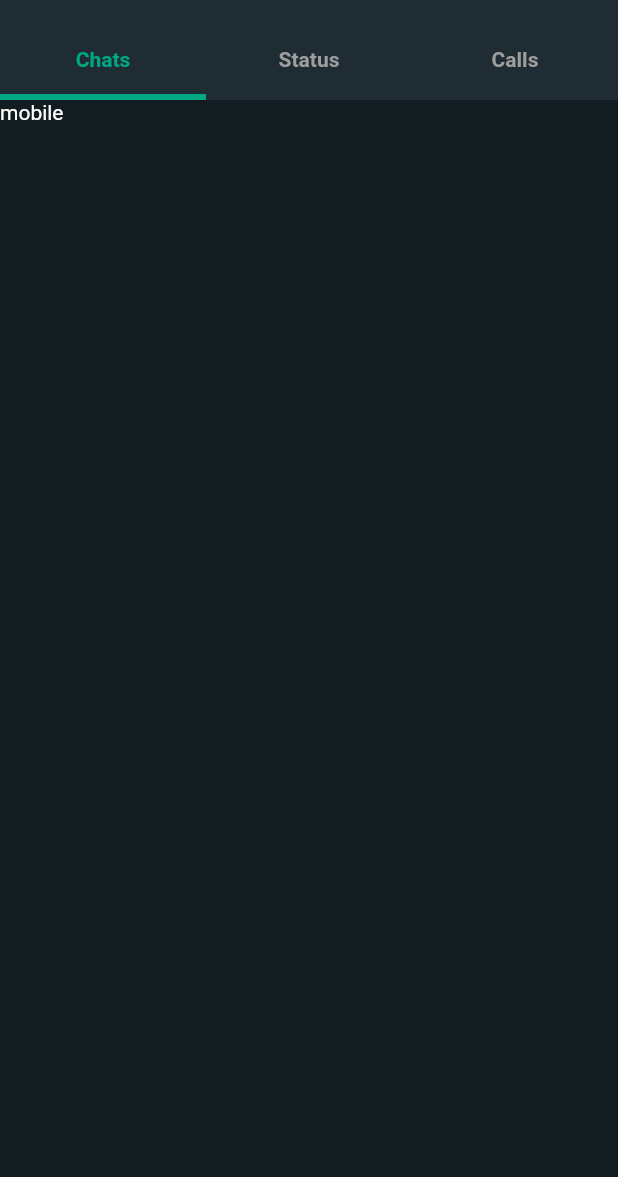
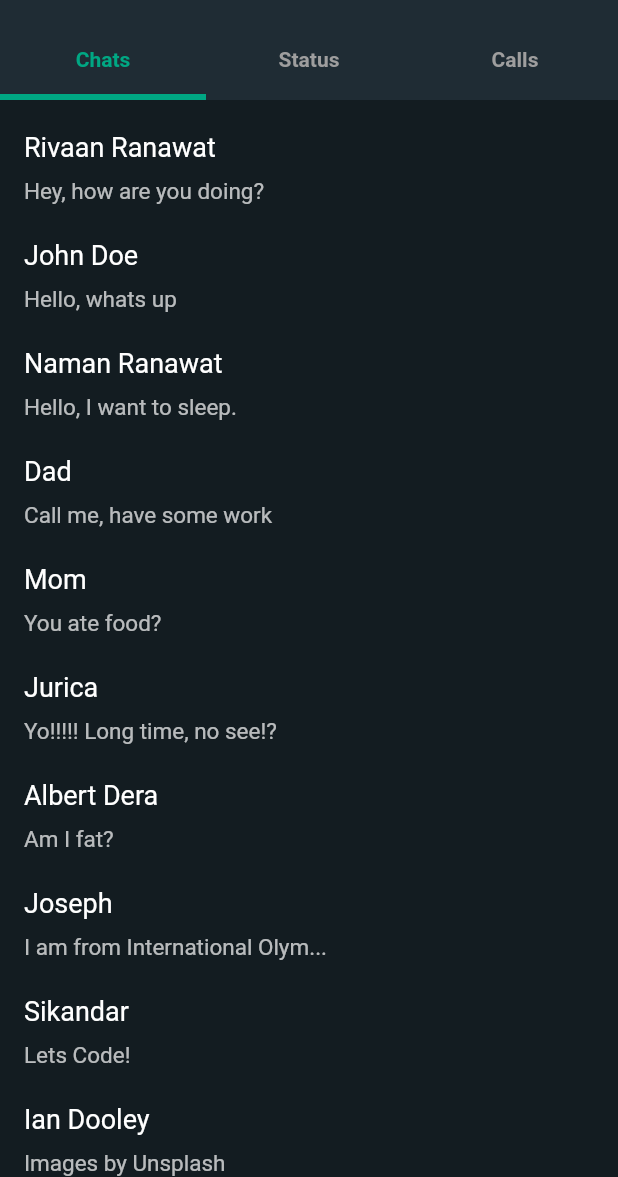
Before and after one commit to Sonal-1601/whatsapp_ui, a Flutter app: the screen it shows after launch, on a phone screen of 412 x 824 dp, the part 59-1236 px from its top. Run offline on Flutter 3.47's test engine with Material 2 defaults, Android fonts, the phone set to English and light mode, and no system bars.

Commit message:
add contacts list

```diff
--- /dev/null
+++ b/lib/info.dart
@@ -0,0 +1,122 @@
+const info = [
+  {
+    'name': 'Rivaan Ranawat',
+    'message': 'Hey, how are you doing?',
+    'time': '3:53 pm',
+    'profilePic':
+        'https://upload.wikimedia.org/wikipedia/commons/8/85/Elon_Musk_Royal_Society_%28crop1%29.jpg',
+  },
+  {
+    'name': 'John Doe',
+    'message': 'Hello, whats up',
+    'time': '2:25 pm',
+    'profilePic':
+        'https://www.socialketchup.in/wp-content/uploads/2020/05/fi-vill-JOHN-DOE.jpg',
+  },
+  {
+    'name': 'Naman Ranawat',
+    'message': 'Hello, I want to sleep.',
+    'time': '1:03 pm',
+    'profilePic':
+        'https://media.cntraveler.com/photos/60596b398f4452dac88c59f8/16:9/w_3999,h_2249,c_limit/MtFuji-GettyImages-959111140.jpg',
+  },
+  {
+    'name': 'Dad',
+    'message': 'Call me, have some work',
+    'time': '12:06 pm',
+    'profilePic':
+        'https://pbs.twimg.com/profile_images/1419974913260232732/Cy_CUavB.jpg',
+  },
+  {
+    'name': 'Mom',
+    'message': 'You ate food?',
+    'time': '10:00 am',
+    'profilePic':
+        'https://uploads.dailydot.com/2018/10/olli-the-polite-cat.jpg?auto=compress%2Cformat&ixlib=php-3.3.0',
+  },
+  {
+    'name': 'Jurica',
+    'message': 'Yo!!!!! Long time, no see!?',
+    'time': '9:53 am',
+    'profilePic':
+        'https://images.unsplash.com/photo-1500648767791-00dcc994a43e?ixlib=rb-1.2.1&ixid=MnwxMjA3fDB8MHxzZWFyY2h8Mnx8cmFuZG9tJTIwcGVvcGxlfGVufDB8fDB8fA%3D%3D&auto=format&fit=crop&w=900&q=60',
+  },
+  {
+    'name': 'Albert Dera',
+    'message': 'Am I fat?',
+    'time': '7:25 am',
+    'profilePic':
+        'https://images.unsplash.com/photo-1506794778202-cad84cf45f1d?ixlib=rb-1.2.1&ixid=MnwxMjA3fDB8MHxzZWFyY2h8NXx8cmFuZG9tJTIwcGVvcGxlfGVufDB8fDB8fA%3D%3D&auto=format&fit=crop&w=900&q=60',
+  },
+  {
+    'name': 'Joseph',
+    'message': 'I am from International Olym...',
+    'time': '6:02 am',
+    'profilePic':
+        'https://images.unsplash.com/photo-1507003211169-0a1dd7228f2d?ixlib=rb-1.2.1&ixid=MnwxMjA3fDB8MHxzZWFyY2h8M3x8cmFuZG9tJTIwcGVvcGxlfGVufDB8fDB8fA%3D%3D&auto=format&fit=crop&w=900&q=60',
+  },
+  {
+    'name': 'Sikandar',
+    'message': 'Lets Code!',
+    'time': '4:56 am',
+    'profilePic':
+        'https://images.unsplash.com/photo-1619194617062-5a61b9c6a049?ixlib=rb-1.2.1&ixid=MnwxMjA3fDB8MHxzZWFyY2h8MTB8fHJhbmRvbSUyMHBlb3BsZXxlbnwwfHwwfHw%3D&auto=format&fit=crop&w=900&q=60',
+  },
+  {
+    'name': 'Ian Dooley',
+    'message': 'Images by Unsplash',
+    'time': '1:00 am',
+    'profilePic':
+        'https://images.unsplash.com/photo-1539571696357-5a69c17a67c6?ixlib=rb-1.2.1&ixid=MnwxMjA3fDB8MHxzZWFyY2h8NHx8cmFuZG9tJTIwcGVvcGxlfGVufDB8fDB8fA%3D%3D&auto=format&fit=crop&w=900&q=60',
+  },
+];
+
+const messages = [
+  {"isMe": false, "text": "Hey What is up with you!!", "time": "10:00 am"},
+  {"isMe": true, "text": "im fine,wbu?", "time": "11:00 am"},
+  {"isMe": false, "text": "I am great man!", "time": "11:01 am"},
+  {
+    "isMe": false,
+    "text": "Just messaged cuz I had some work.",
+    "time": "11:01 am"
+  },
+  {"isMe": true, "text": "Obviously, say", "time": "11:03 am"},
+  {
+    "isMe": false,
+    "text": "haha I wanted you to check out my new channel ^^",
+    "time": "11:04 am"
+  },
+  {
+    "isMe": true,
+    "text": " Sure, what is the channel name?",
+    "time": "11:05 am"
+  },
+  {
+    "isMe": false,
+    "text": "Rivaan Ranawat",
+    "time": "11:06 am",
+  },
+  {
+    "isMe": true,
+    "text": "Looks great to me!",
+    "time": "11:15 am",
+  },
+  {"isMe": false, "text": "Thanks bro!", "time": "11:17 am"},
+  {"isMe": false, "text": "Did you subscribe?", "time": "11:16 am"},
+  {"isMe": true, "text": "Yes, surely bro!", "time": "11:17 am"},
+  {
+    "isMe": false,
+    "text": "Cool, did you like the content?",
+    "time": "11:18 am",
+  },
+  {
+    "isMe": true,
+    "text": "I loved it?",
+    "time": "11:19 am",
+  },
+  {
+    "isMe": false,
+    "text": "OMG! Woah! Thanks!",
+    "time": "11:20 am",
+  },
+];
--- a/lib/screens/mobile_screen_layout.dart
+++ b/lib/screens/mobile_screen_layout.dart
@@ -2,6 +2,7 @@ import 'package:flutter/material.dart';
 import 'package:flutter/src/widgets/framework.dart';
 import 'package:flutter/src/widgets/placeholder.dart';
 import 'package:whatsapp_ui/colors.dart';
+import 'package:whatsapp_ui/widgets/contacts_list.dart';
 
 class MobileScreenLayout extends StatefulWidget {
   const MobileScreenLayout({super.key});
@@ -46,7 +47,7 @@ class _MobileScreenLayoutState extends State<MobileScreenLayout> {
                   Tab(text: "Calls"),
                 ]),
           ),
-          body: Text('mobile'),
+          body: const ContactsList(),
         ));
   }
 }
--- /dev/null
+++ b/lib/widgets/contacts_list.dart
@@ -0,0 +1,33 @@
+import 'package:flutter/material.dart';
+
+import '../info.dart';
+
+class ContactsList extends StatelessWidget {
+  const ContactsList({super.key});
+
+  @override
+  Widget build(BuildContext context) {
+    return Padding(
+      padding: const EdgeInsets.only(top: 10),
+      child: ListView.builder(
+          itemCount: info.length,
+          itemBuilder: (context, index) {
+            return ListTile(
+              title: Text(
+                info[index]['name'].toString(),
+                style: const TextStyle(
+                  fontSize: 18,
+                ),
+              ),
+              subtitle: Padding(
+                padding: const EdgeInsets.only(top: 10),
+                child: Text(
+                  info[index]['message'].toString(),
+                  style: const TextStyle(fontSize: 15),
+                ),
+              ),
+            );
+          }),
+    );
+  }
+}
```
